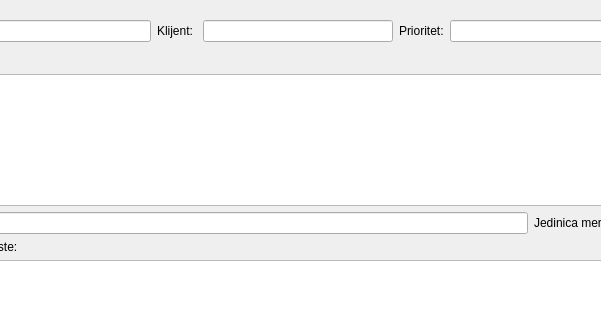
Above: gui/POVI/commanddialog.ui from Loptica23/POVI before the change; both pictures show x 134 to 735 and y 0 to 320 of the 860 by 892 pixel window. Below: the same form after it.
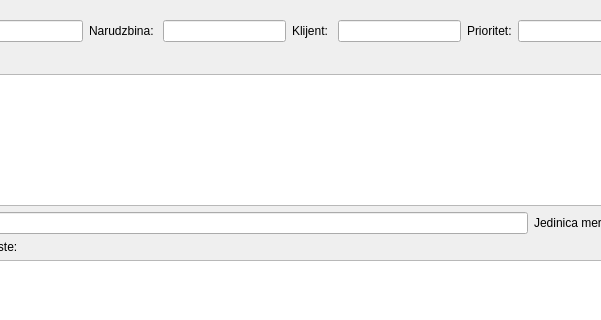
That is the form after the change.

Commit message: Adding order header to command dialog;

```diff
--- a/gui/POVI/commanddialog.ui
+++ b/gui/POVI/commanddialog.ui
@@ -45,6 +45,16 @@
          <item>
           <widget class="QLineEdit" name="commandNumber"/>
          </item>
+         <item>
+          <widget class="QLabel" name="label_14">
+           <property name="text">
+            <string>Narudzbina: </string>
+           </property>
+          </widget>
+         </item>
+         <item>
+          <widget class="QLineEdit" name="order"/>
+         </item>
          <item>
           <widget class="QLabel" name="label_13">
            <property name="text">
```
The commit also changes 1 other file.
